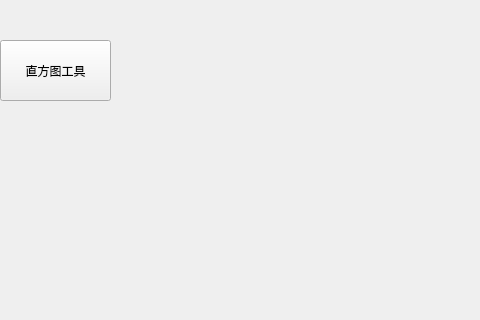
Wangyabin-sss/OpencvUsefulTool, file mainwindow.ui: the form before one commit; both pictures show x 210 to 690 and y 0 to 320 of the 800 by 480 pixel window.
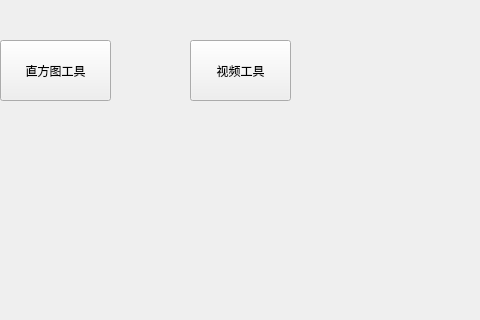
The form after the commit.

The edit to the form file:
```diff
--- a/mainwindow.ui
+++ b/mainwindow.ui
@@ -40,6 +40,19 @@
      <string>色彩工具</string>
     </property>
    </widget>
+   <widget class="QPushButton" name="videopc">
+    <property name="geometry">
+     <rect>
+      <x>400</x>
+      <y>40</y>
+      <width>101</width>
+      <height>61</height>
+     </rect>
+    </property>
+    <property name="text">
+     <string>视频工具</string>
+    </property>
+   </widget>
   </widget>
   <widget class="QMenuBar" name="menubar">
    <property name="geometry">
```
